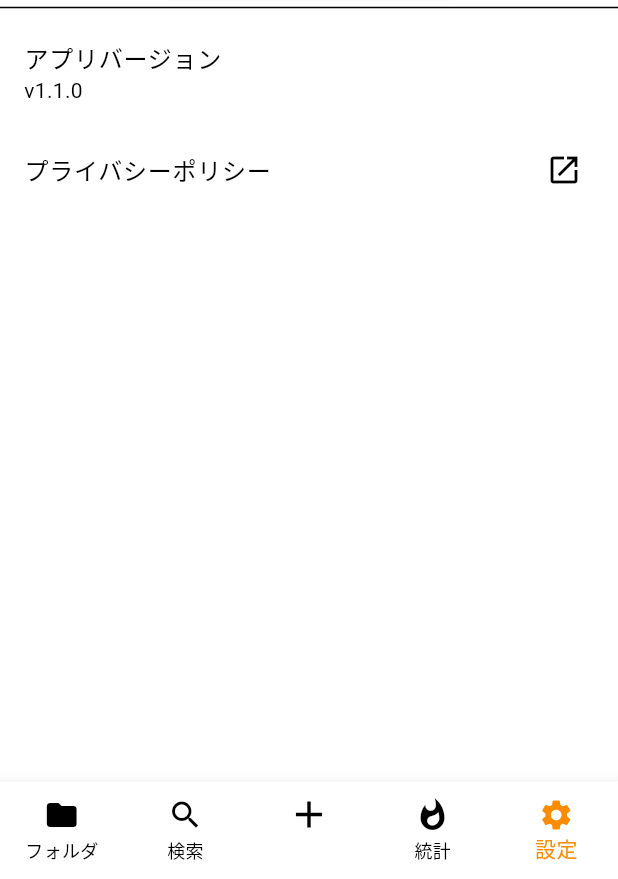
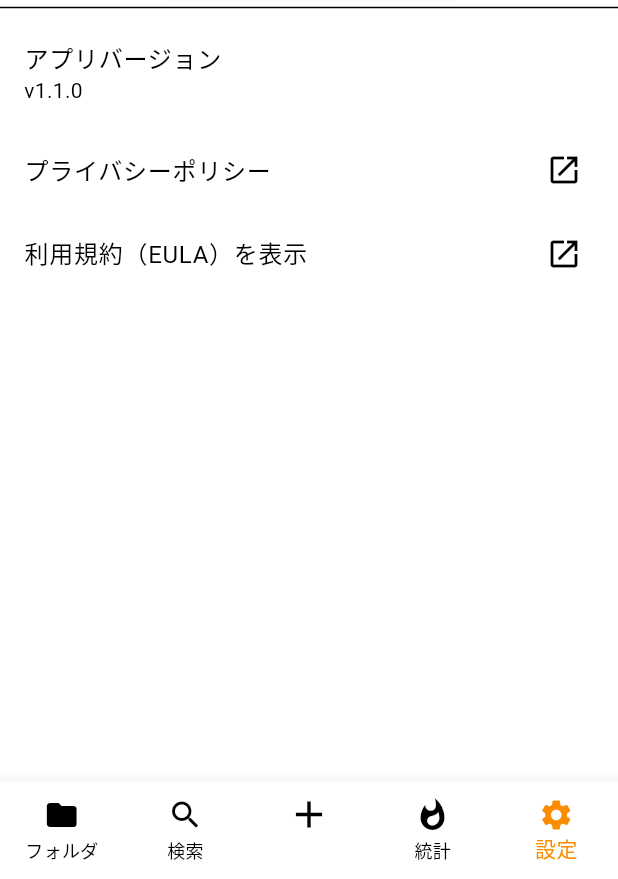
Before and after one commit to rhyka21012-boop/ArchiVe, a Flutter app: the screen it shows after launch, item 5 of the bottom bar chosen, on a phone screen of 412 x 824 dp, the part 357-1236 px from its top. Run offline on Flutter 3.47's test engine with Material 3 defaults, Android fonts, the phone set to English and light mode, and no system bars; our stand-ins replace fl_chart, flutter_riverpod, flutter_speed_dial, google_mobile_ads, image_picker, palette_generator and 1 more; missing offline and left inert: purchases_flutter; network calls fail.

Commit message:
appReview対応

```diff
--- a/archive/lib/setting_page.dart
+++ b/archive/lib/setting_page.dart
@@ -129,6 +129,17 @@ class SettingsPageState extends ConsumerState<SettingsPage> {
               }
             },
           ),
+          ListTile(
+            title: const Text('利用規約（EULA）を表示'),
+            trailing: const Icon(Icons.open_in_new),
+            onTap: () {
+              launchUrl(
+                Uri.parse(
+                  'https://www.apple.com/legal/internet-services/itunes/dev/stdeula/',
+                ),
+              );
+            },
+          ),
         ],
       ),
     );
```
